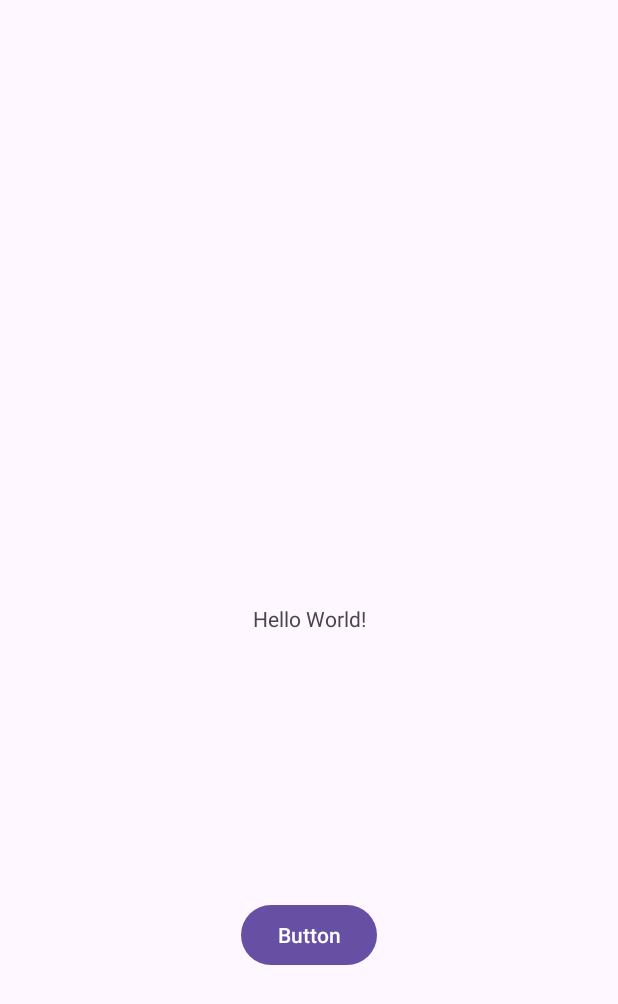
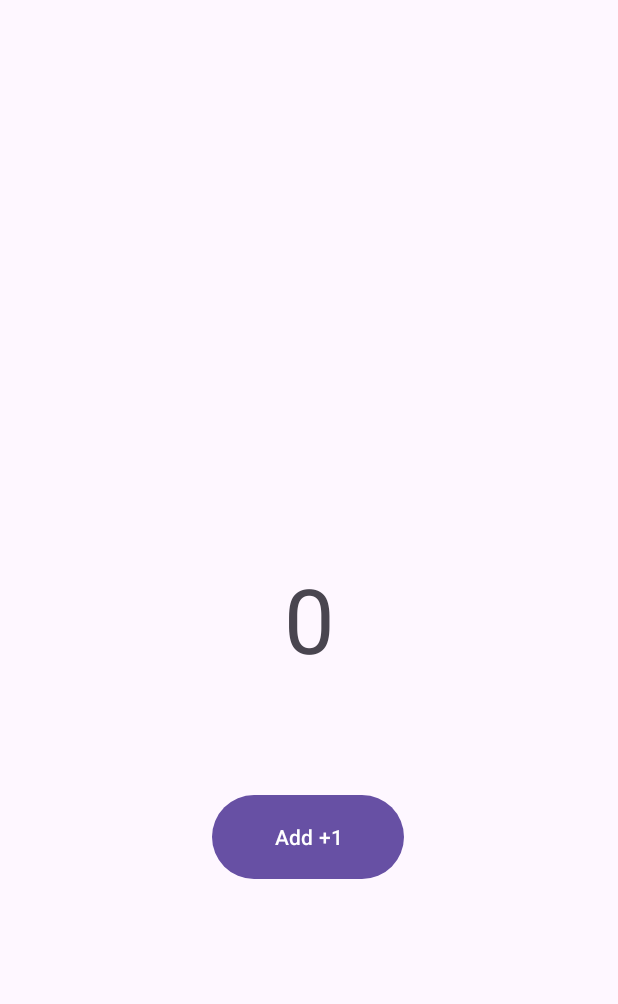
Before and after one commit to thihansi/taskify, an Android app: the MainActivity screen opened directly, with no data from a screen before it, on a phone screen of 412 x 824 dp. Shown: the top 1004 px of the screen. Run offline under Robolectric (Android 15) with nearby library versions, the phone set to English and light mode, and no system bars.

Commit message:
view model

```diff
--- a/app/src/main/java/com/example/taskmanagerapp/MainActivity.kt
+++ b/app/src/main/java/com/example/taskmanagerapp/MainActivity.kt
@@ -2,10 +2,22 @@ package com.example.taskmanagerapp
 
 import androidx.appcompat.app.AppCompatActivity
 import android.os.Bundle
+import android.widget.Button
+import android.widget.TextView
 
 class MainActivity : AppCompatActivity() {
     override fun onCreate(savedInstanceState: Bundle?) {
         super.onCreate(savedInstanceState)
         setContentView(R.layout.activity_main)
+
+        val count: TextView = findViewById(R.id.number)
+        val button: Button = findViewById(R.id.button)
+        var number = 0
+
+        button.setOnClickListener {
+
+        }
+
+
     }
 }
--- /dev/null
+++ b/app/src/main/java/com/example/taskmanagerapp/MainActivityViewModel.kt
@@ -0,0 +1,8 @@
+package com.example.taskmanagerapp
+
+class MainActivityViewModel {
+    var number = 0
+    fun addNumber(){
+        number++
+    }
+}
--- a/app/src/main/res/layout/activity_main.xml
+++ b/app/src/main/res/layout/activity_main.xml
@@ -7,10 +7,11 @@
     tools:context=".MainActivity">
 
     <TextView
-        android:id="@+id/textView"
+        android:id="@+id/number"
         android:layout_width="wrap_content"
         android:layout_height="wrap_content"
-        android:text="Hello World!"
+        android:text="0"
+        android:textSize="60sp"
         app:layout_constraintBottom_toBottomOf="parent"
         app:layout_constraintEnd_toEndOf="parent"
         app:layout_constraintStart_toStartOf="parent"
@@ -18,12 +19,14 @@
 
     <Button
         android:id="@+id/button"
-        android:layout_width="wrap_content"
-        android:layout_height="wrap_content"
-        android:text="Button"
+        android:layout_width="128dp"
+        android:layout_height="64dp"
+        android:text="Add +1"
         app:layout_constraintBottom_toBottomOf="parent"
         app:layout_constraintEnd_toEndOf="parent"
+        app:layout_constraintHorizontal_bias="0.498"
         app:layout_constraintStart_toStartOf="parent"
-        app:layout_constraintTop_toBottomOf="@+id/textView" />
+        app:layout_constraintTop_toBottomOf="@+id/number"
+        app:layout_constraintVertical_bias="0.238" />
 
 </androidx.constraintlayout.widget.ConstraintLayout>
```
